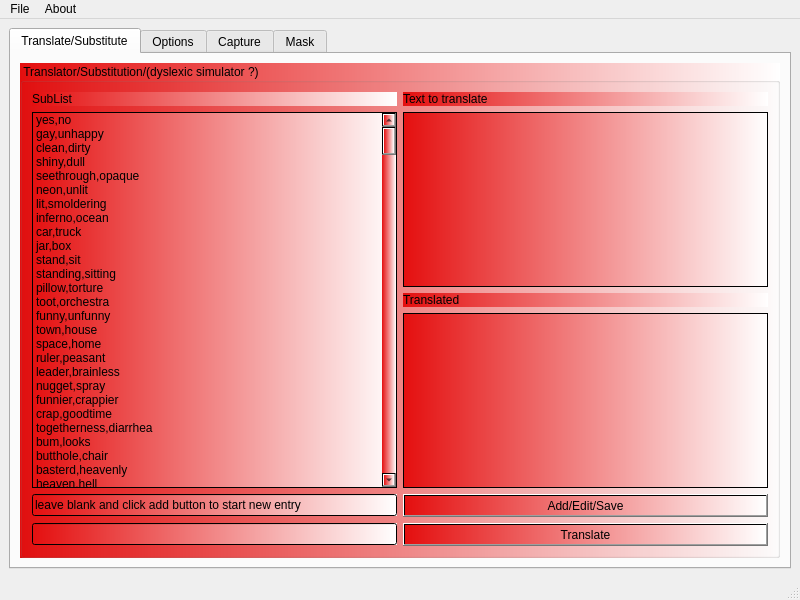
The window that mainwindow.ui (netpipe/RightHand) describes before a commit, drawn with Qt 5.
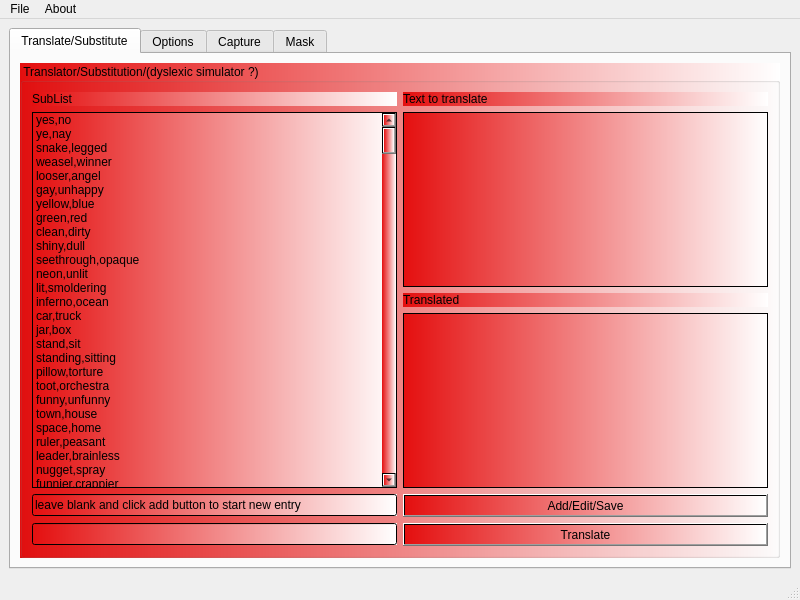
The same window after the commit.

```diff
--- a/mainwindow.ui
+++ b/mainwindow.ui
@@ -98,11 +98,41 @@
                <string>yes,no</string>
               </property>
              </item>
+             <item>
+              <property name="text">
+               <string>ye,nay</string>
+              </property>
+             </item>
+             <item>
+              <property name="text">
+               <string>snake,legged</string>
+              </property>
+             </item>
+             <item>
+              <property name="text">
+               <string>weasel,winner</string>
+              </property>
+             </item>
+             <item>
+              <property name="text">
+               <string>looser,angel</string>
+              </property>
+             </item>
              <item>
               <property name="text">
                <string>gay,unhappy</string>
               </property>
              </item>
+             <item>
+              <property name="text">
+               <string>yellow,blue</string>
+              </property>
+             </item>
+             <item>
+              <property name="text">
+               <string>green,red</string>
+              </property>
+             </item>
              <item>
               <property name="text">
                <string>clean,dirty</string>
```
